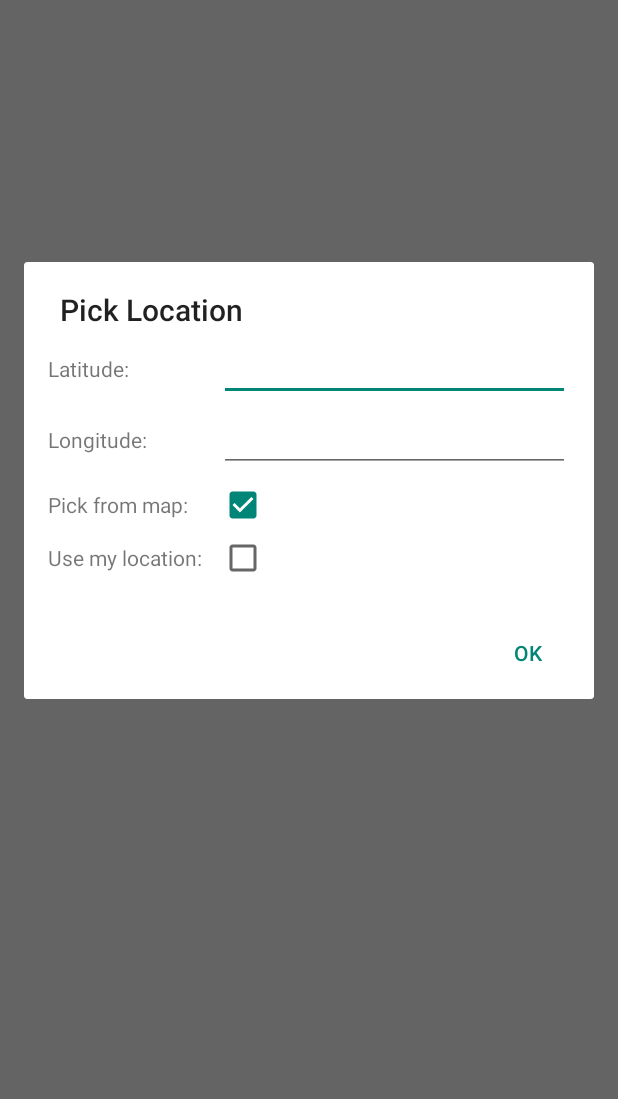
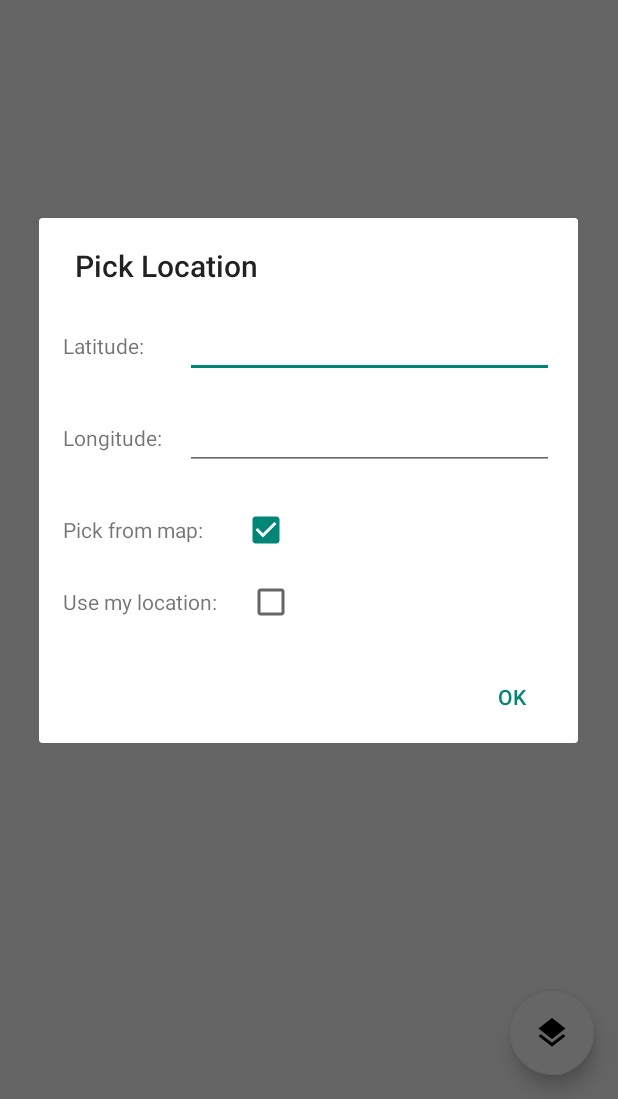
Before and after one commit to astulnikov/SimpleNavigation, an Android app: the screen it shows after launch (MainActivity), after a tap on "Destination point", on a phone screen of 412 x 824 dp, the part 137-1236 px from its top. Run offline under Robolectric (Android 15) with nearby library versions, the phone set to English and light mode, and no system bars; 1 statement that could not run was skipped.

Commit message:
add layers & upgrade libs

```diff
--- a/app/src/main/java/com/stulnikov/simplenavigation/MainActivity.java
+++ b/app/src/main/java/com/stulnikov/simplenavigation/MainActivity.java
@@ -1,24 +1,32 @@
 package com.stulnikov.simplenavigation;
 
+import android.Manifest;
 import android.app.Activity;
 import android.app.AlertDialog;
 import android.app.Dialog;
 import android.content.DialogInterface;
 import android.content.Intent;
 import android.content.IntentSender;
+import android.content.pm.PackageManager;
 import android.graphics.Color;
 import android.location.Location;
+import android.net.Uri;
 import android.os.Build;
 import android.os.Bundle;
 import android.os.Handler;
 import android.provider.Settings;
+import android.support.design.widget.FloatingActionButton;
+import android.support.design.widget.Snackbar;
+import android.support.v4.app.ActivityCompat;
 import android.support.v4.app.DialogFragment;
-import android.support.v7.app.ActionBarActivity;
+import android.support.v4.content.ContextCompat;
+import android.support.v7.app.AppCompatActivity;
 import android.text.TextUtils;
 import android.util.Log;
 import android.view.Menu;
 import android.view.MenuItem;
 import android.view.View;
+import android.view.ViewGroup;
 import android.widget.CheckBox;
 import android.widget.CompoundButton;
 import android.widget.EditText;
@@ -26,11 +34,11 @@ import android.widget.Toast;
 
 import com.flurry.android.FlurryAgent;
 import com.google.android.gms.common.ConnectionResult;
-import com.google.android.gms.common.GooglePlayServicesClient;
 import com.google.android.gms.common.GooglePlayServicesUtil;
-import com.google.android.gms.location.LocationClient;
+import com.google.android.gms.common.api.GoogleApiClient;
 import com.google.android.gms.location.LocationListener;
 import com.google.android.gms.location.LocationRequest;
+import com.google.android.gms.location.LocationServices;
 import com.google.android.gms.maps.CameraUpdateFactory;
 import com.google.android.gms.maps.GoogleMap;
 import com.google.android.gms.maps.SupportMapFragment;
@@ -41,9 +49,9 @@ import com.google.android.gms.maps.model.Polyline;
 import com.google.android.gms.maps.model.PolylineOptions;
 
 
-public class MainActivity extends ActionBarActivity implements
-        GooglePlayServicesClient.ConnectionCallbacks,
-        GooglePlayServicesClient.OnConnectionFailedListener,
+public class MainActivity extends AppCompatActivity implements
+        GoogleApiClient.ConnectionCallbacks,
+        GoogleApiClient.OnConnectionFailedListener,
         LocationListener {
 
     private static final String TAG = MainActivity.class.getSimpleName();
@@ -55,8 +63,9 @@ public class MainActivity extends ActionBarActivity implements
     private static final int FASTEST_INTERVAL_IN_SECONDS = 1;
     private static final long FASTEST_INTERVAL = MILLISECONDS_PER_SECOND * FASTEST_INTERVAL_IN_SECONDS;
     private static final int FULL_CIRCLE_ANGLE = 360;
+    private static final int REQUEST_CODE_ACCESS_FINE_LOCATION = 2;
 
-    private LocationClient mLocationClient;
+    private GoogleApiClient mLocationClient;
     private GoogleMap mMap;
 
     private MenuItem mFromItem;
@@ -77,9 +86,13 @@ public class MainActivity extends ActionBarActivity implements
         setContentView(R.layout.ac_main);
 
         setUpLocationRequest();
-        mLocationClient = new LocationClient(this, this, this);
+        mLocationClient = new GoogleApiClient.Builder(this)
+                .addApi(LocationServices.API)
+                .addConnectionCallbacks(this)
+                .addOnConnectionFailedListener(this)
+                .build();
         tryInitMap();
-
+        initLayerButton();
         checkLocationAccess();
     }
 
@@ -96,7 +109,7 @@ public class MainActivity extends ActionBarActivity implements
     @Override
     protected void onStop() {
         if (mLocationClient.isConnected()) {
-            mLocationClient.removeLocationUpdates(this);
+            mLocationClient.unregisterConnectionCallbacks(this);
         }
         mLocationClient.disconnect();
         FlurryAgent.onEndSession(this);
@@ -106,12 +119,18 @@ public class MainActivity extends ActionBarActivity implements
     @Override
     public void onConnected(Bundle bundle) {
         Toast.makeText(this, "Connected", Toast.LENGTH_SHORT).show();
-        mLocationClient.requestLocationUpdates(mLocationRequest, this);
-        mCurrentLocation = mLocationClient.getLastLocation();
+        mLocationRequest = LocationRequest.create();
+        mLocationRequest.setPriority(LocationRequest.PRIORITY_HIGH_ACCURACY);
+        mLocationRequest.setInterval(1000); // Update location every second
+
+        if (checkPermission(false)) {
+            LocationServices.FusedLocationApi.requestLocationUpdates(
+                    mLocationClient, mLocationRequest, this);
+        }
     }
 
     @Override
-    public void onDisconnected() {
+    public void onConnectionSuspended(int i) {
         Toast.makeText(this, "Disconnected. Please re-connect.",
                 Toast.LENGTH_SHORT).show();
     }
@@ -223,9 +242,62 @@ public class MainActivity extends ActionBarActivity implements
         return super.onOptionsItemSelected(item);
     }
 
+    private void initLayerButton() {
+        FloatingActionButton floatingActionButton = (FloatingActionButton) findViewById(R.id.layer_options);
+        floatingActionButton.setOnClickListener(new View.OnClickListener() {
+            @Override
+            public void onClick(View v) {
+                int currentMapType = mMap.getMapType();
+                if (currentMapType == GoogleMap.MAP_TYPE_NORMAL) {
+                    mMap.setMapType(GoogleMap.MAP_TYPE_SATELLITE);
+                } else if (currentMapType == GoogleMap.MAP_TYPE_SATELLITE) {
+                    mMap.setMapType(GoogleMap.MAP_TYPE_HYBRID);
+                } else if (currentMapType == GoogleMap.MAP_TYPE_HYBRID) {
+                    mMap.setMapType(GoogleMap.MAP_TYPE_NORMAL);
+                }
+            }
+        });
+    }
+
     private void animateCamera(Location location) {
         LatLng myLatLng = new LatLng(location.getLatitude(), location.getLongitude());
         mMap.animateCamera(CameraUpdateFactory.newLatLngZoom(myLatLng, mMap.getCameraPosition().zoom));
+    }
+
+    private boolean checkPermission(boolean silent) {
+        if (ContextCompat.checkSelfPermission(this, Manifest.permission.ACCESS_FINE_LOCATION)
+                == PackageManager.PERMISSION_GRANTED) {
+            return true;
+        } else {
+            if (!silent) {
+                if (ActivityCompat.shouldShowRequestPermissionRationale(this, Manifest.permission.ACCESS_FINE_LOCATION)) {
+                    showPermissionRationale();
+                } else {
+                    ActivityCompat.requestPermissions(this, new String[]{Manifest.permission.ACCESS_FINE_LOCATION},
+                            REQUEST_CODE_ACCESS_FINE_LOCATION);
+                }
+            }
+            return false;
+        }
+    }
+
+    private void showPermissionRationale() {
+        Snackbar.make(findViewById(R.id.layer_button_coordinator), R.string.permission_required_title, Snackbar.LENGTH_LONG)
+                .setAction(R.string.settings, new View.OnClickListener() {
+                    @Override
+                    public void onClick(View v) {
+                        gotoAppSettings();
+                    }
+                })
+                .show();
+    }
+
+
+    private void gotoAppSettings() {
+        Intent intent = new Intent(Settings.ACTION_APPLICATION_DETAILS_SETTINGS,
+                Uri.fromParts("package", getPackageName(), null));
+        intent.addFlags(Intent.FLAG_ACTIVITY_NEW_TASK);
+        startActivity(intent);
     }
 
     private void tryInitMap() {
@@ -241,6 +313,7 @@ public class MainActivity extends ActionBarActivity implements
                     Log.d(TAG, "Attempt to get Map");
                     mMap = mapFragment.getMap();
                     if (mMap != null) {
+                        mMap.setMapType(GoogleMap.MAP_TYPE_NORMAL);
                         setUpMapFragment();
                         handler.removeCallbacksAndMessages(null);
                     } else {
@@ -253,7 +326,7 @@ public class MainActivity extends ActionBarActivity implements
 
     private void setUpMapFragment() {
 
-        mMap.setMyLocationEnabled(true);
+        mMap.setMyLocationEnabled(checkPermission(true));
 
         mMap.setOnMapLongClickListener(new GoogleMap.OnMapLongClickListener() {
             @Override
@@ -390,7 +463,7 @@ public class MainActivity extends ActionBarActivity implements
     }
 
     private void showPickDialog() {
-        View dialogView = getLayoutInflater().inflate(R.layout.fr_pick_dialog, null);
+        View dialogView = getLayoutInflater().inflate(R.layout.fr_pick_dialog, (ViewGroup) findViewById(R.id.root_view), false);
         final EditText latitude = (EditText) dialogView.findViewById(R.id.latitude_edit);
         final EditText longitude = (EditText) dialogView.findViewById(R.id.longitude_edit);
         final CheckBox pickMapCheckBox = (CheckBox) dialogView.findViewById(R.id.pick_from_map_checkbox);
@@ -439,6 +512,7 @@ public class MainActivity extends ActionBarActivity implements
                 }
             }
         });
+
         builder.create().show();
     }
 
--- a/app/src/main/res/layout/ac_main.xml
+++ b/app/src/main/res/layout/ac_main.xml
@@ -1,13 +1,30 @@
 <RelativeLayout xmlns:android="http://schemas.android.com/apk/res/android"
+    xmlns:app="http://schemas.android.com/apk/res-auto"
     xmlns:tools="http://schemas.android.com/tools"
+    android:id="@+id/root_view"
     android:layout_width="match_parent"
     android:layout_height="match_parent"
     tools:context="com.stulnikov.simplenavigation.MainActivity">
 
     <fragment
         android:id="@+id/map"
+        android:name="com.google.android.gms.maps.SupportMapFragment"
+        android:layout_width="match_parent"
+        android:layout_height="match_parent" />
+
+    <android.support.design.widget.CoordinatorLayout
+        android:id="@+id/layer_button_coordinator"
         android:layout_width="match_parent"
         android:layout_height="match_parent"
-        android:name="com.google.android.gms.maps.SupportMapFragment" />
+        android:layout_gravity="bottom">
 
+        <android.support.design.widget.FloatingActionButton
+            android:id="@+id/layer_options"
+            android:layout_width="wrap_content"
+            android:layout_height="wrap_content"
+            android:layout_gravity="end|bottom"
+            android:layout_margin="16dp"
+            android:src="@drawable/ic_layers_black"
+            app:backgroundTint="@android:color/white" />
+    </android.support.design.widget.CoordinatorLayout>
 </RelativeLayout>
--- a/app/src/main/res/layout/fr_pick_dialog.xml
+++ b/app/src/main/res/layout/fr_pick_dialog.xml
@@ -1,69 +1,91 @@
 <?xml version="1.0" encoding="utf-8"?>
+<LinearLayout xmlns:android="http://schemas.android.com/apk/res/android"
+    android:layout_width="match_parent"
+    android:layout_height="wrap_content"
+    android:background="@android:color/white"
+    android:orientation="vertical"
+    android:padding="16dp">
 
-<RelativeLayout xmlns:android="http://schemas.android.com/apk/res/android"
+    <LinearLayout
         android:layout_width="match_parent"
-    android:layout_height="match_parent"
-    android:padding="16dp"
-    android:background="@android:color/white">
+        android:layout_height="wrap_content"
+        android:orientation="horizontal">
+
         <TextView
             android:id="@+id/latitude_text"
-        android:layout_width="wrap_content"
+            android:layout_width="0dp"
             android:layout_height="wrap_content"
-        android:text="@string/latitude"/>
+            android:layout_weight="1"
+            android:text="@string/latitude" />
 
         <EditText
             android:id="@+id/latitude_edit"
+            android:layout_width="0dp"
+            android:layout_height="wrap_content"
+            android:layout_weight="3"
+            android:inputType="numberDecimal" />
+    </LinearLayout>
+
+
+    <LinearLayout
         android:layout_width="match_parent"
         android:layout_height="wrap_content"
-        android:layout_alignBaseline="@+id/latitude_text"
-        android:layout_toRightOf="@+id/latitude_text"
-        android:layout_marginLeft="60dp"
-        android:inputType="numberDecimal"/>
+        android:layout_marginTop="16dp"
+        android:orientation="horizontal">
 
         <TextView
             android:id="@+id/longitude_text"
-        android:layout_width="wrap_content"
+            android:layout_width="0dp"
             android:layout_height="wrap_content"
-        android:text="@string/longitude"
-        android:layout_below="@id/latitude_edit"
-        android:layout_marginTop="16dp"/>
+            android:layout_weight="1"
+            android:text="@string/longitude" />
 
         <EditText
             android:id="@+id/longitude_edit"
+            android:layout_width="0dp"
+            android:layout_height="wrap_content"
+            android:layout_weight="3"
+            android:inputType="numberDecimal" />
+    </LinearLayout>
+
+    <LinearLayout
         android:layout_width="match_parent"
         android:layout_height="wrap_content"
-        android:layout_alignBaseline="@+id/longitude_text"
-        android:layout_alignLeft="@+id/latitude_edit"
-        android:inputType="numberDecimal"/>
+        android:layout_marginTop="24dp"
+        android:orientation="horizontal">
 
         <TextView
             android:id="@+id/pick_from_map"
             android:layout_width="wrap_content"
             android:layout_height="wrap_content"
-        android:text="@string/pick_map"
-        android:layout_below="@+id/longitude_text"
-        android:layout_marginTop="24dp"/>
+            android:text="@string/pick_map" />
 
         <CheckBox
             android:id="@+id/pick_from_map_checkbox"
             android:layout_width="wrap_content"
             android:layout_height="wrap_content"
-        android:layout_alignBaseline="@+id/pick_from_map"
-        android:layout_alignLeft="@+id/longitude_edit"
-        android:checked="true"/>
+            android:layout_marginLeft="26dp"
+            android:layout_marginStart="26dp"
+            android:checked="true" />
+    </LinearLayout>
+
+    <LinearLayout
+        android:layout_width="match_parent"
+        android:layout_height="wrap_content"
+        android:layout_marginTop="16dp"
+        android:orientation="horizontal">
 
         <TextView
             android:id="@+id/use_my"
             android:layout_width="wrap_content"
             android:layout_height="wrap_content"
-        android:text="@string/use_my"
-        android:layout_below="@+id/pick_from_map"
-        android:layout_marginTop="16dp"/>
+            android:text="@string/use_my" />
 
         <CheckBox
             android:id="@+id/use_my_checkbox"
             android:layout_width="wrap_content"
             android:layout_height="wrap_content"
-        android:layout_alignBaseline="@+id/use_my"
-        android:layout_alignLeft="@+id/pick_from_map_checkbox" />
-</RelativeLayout>
+            android:layout_marginLeft="20dp"
+            android:layout_marginStart="20dp" />
+    </LinearLayout>
+</LinearLayout>
--- a/app/src/main/res/values/strings.xml
+++ b/app/src/main/res/values/strings.xml
@@ -17,5 +17,6 @@
     <string name="wait">Wait</string>
     <string name="exit">Exit</string>
     <string name="flurry_api_key">59VCX37RD2HDWZYCS559</string>
+    <string name="permission_required_title">Need Location permission</string>
 
 </resources>
--- a/build.gradle
+++ b/build.gradle
@@ -5,7 +5,7 @@ buildscript {
         mavenCentral()
     }
     dependencies {
-        classpath 'com.android.tools.build:gradle:0.9.+'
+        classpath 'com.android.tools.build:gradle:1.5.0'
     }
 }
 
@@ -14,3 +14,6 @@ allprojects {
         mavenCentral()
     }
 }
+task wrapper(type: Wrapper) {
+    gradleVersion = 2.9
+}
```
Also changed, not shown: app/build.gradle (+10 -9 lines), app/src/main/AndroidManifest.xml (+1 -9 lines), app/src/main/java/com/stulnikov/simplenavigation/FloatingViewBehavior.java (added, +28 -0 lines), app/src/main/res/drawable-hdpi/ic_layers_black.png (added), app/src/main/res/drawable-mdpi/ic_layers_black.png (added), app/src/main/res/drawable-xhdpi/ic_layers_black.png (added), app/src/main/res/drawable-xxhdpi/ic_layers_black.png (added), app/src/main/res/drawable-xxxhdpi/ic_layers_black.png (added), gradle/wrapper/gradle-wrapper.properties, 3 other files. Lines whose indentation alone changed are shown as unchanged.
